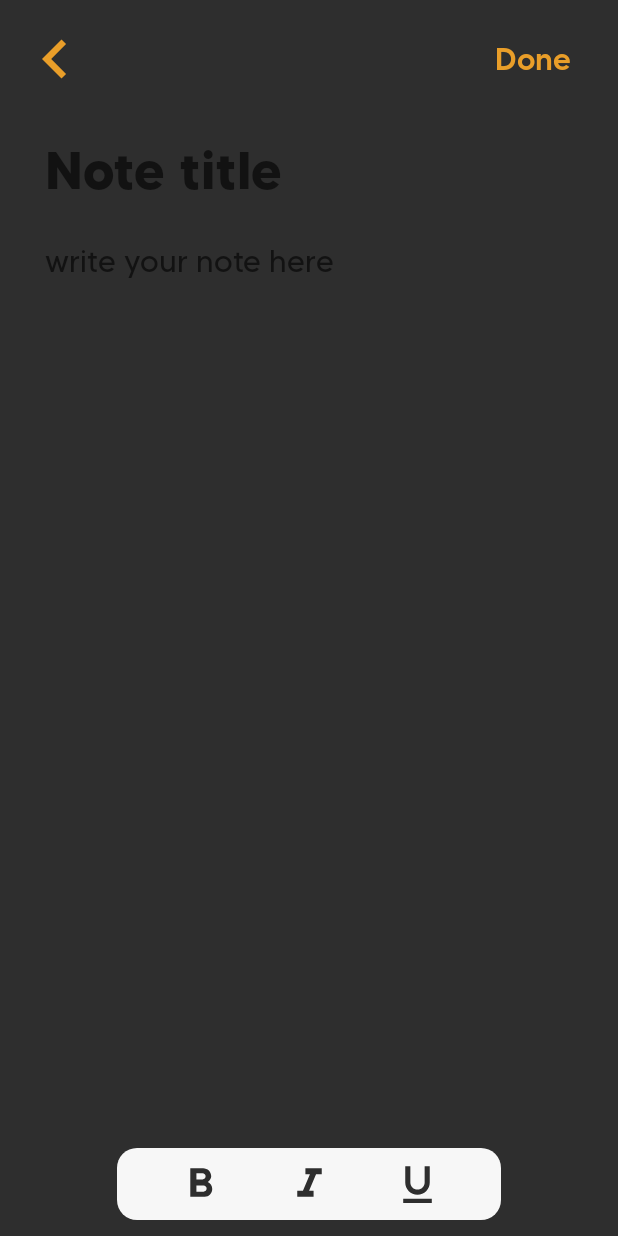
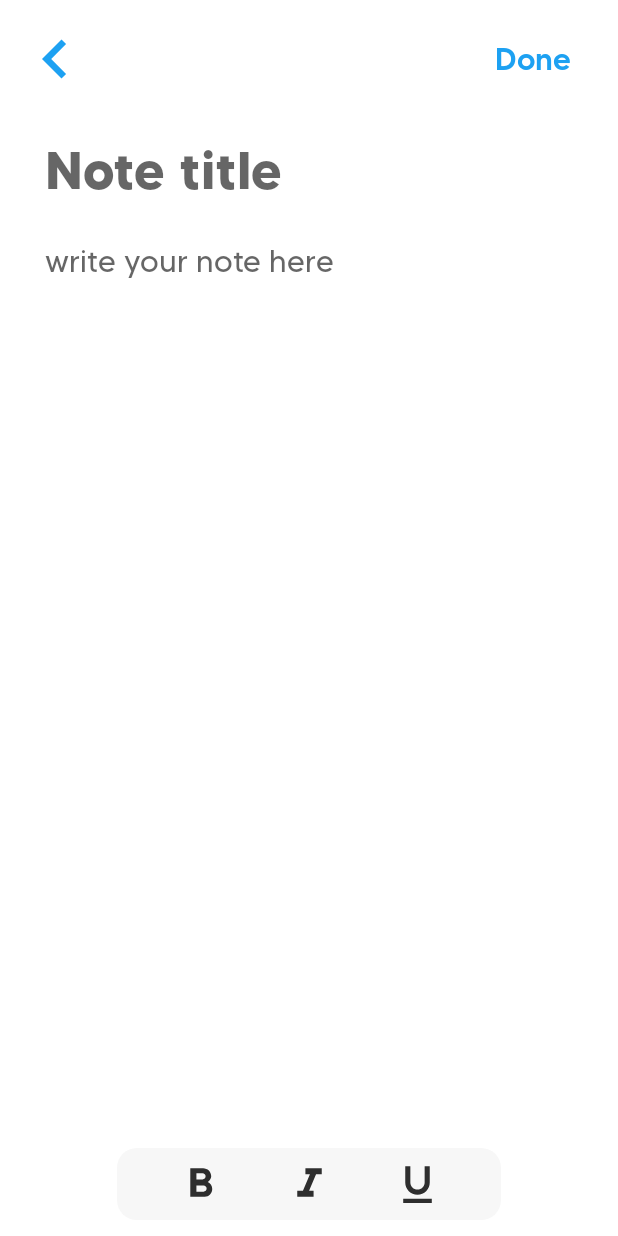
Before and after one commit to Archnightt/Firenote-v2, an Android app: the NoteEditorActivity screen opened directly, with no data from a screen before it, on a phone screen of 412 x 824 dp. Run offline under Robolectric (Android 15) with nearby library versions, the phone set to English and light mode, and no system bars; our stand-ins replace Firebase (no records; nobody signed in at launch, a user with empty details on screens opened directly), sdp/ssp sizes.

Commit message:
bug fixes

```diff
--- a/app/src/main/res/layout/activity_note_editor.xml
+++ b/app/src/main/res/layout/activity_note_editor.xml
@@ -4,7 +4,7 @@
     xmlns:tools="http://schemas.android.com/tools"
     android:layout_width="match_parent"
     android:layout_height="match_parent"
-    android:background="?attr/colorPrimaryVariant"
+    android:background="?attr/colorOnSecondary"
     tools:context=".activities.NoteEditorActivity">
 
     <androidx.constraintlayout.widget.ConstraintLayout
--- a/app/src/main/res/values/colors.xml
+++ b/app/src/main/res/values/colors.xml
@@ -10,7 +10,7 @@
     <color name="lighterblack">#1c1c1e</color>
     <color name="orange">#ffb703</color>
     <color name="blue">#86A8E7</color>
-    <color name="lightorange">#e99e29</color>
+    <color name="lightorange">#1DA1F2</color>
     <color name="samsungwhite">#fafafa</color>
     <color name="samsungblack">#171717</color>
     <color name="iosblack">#1c1c1e</color>
```
